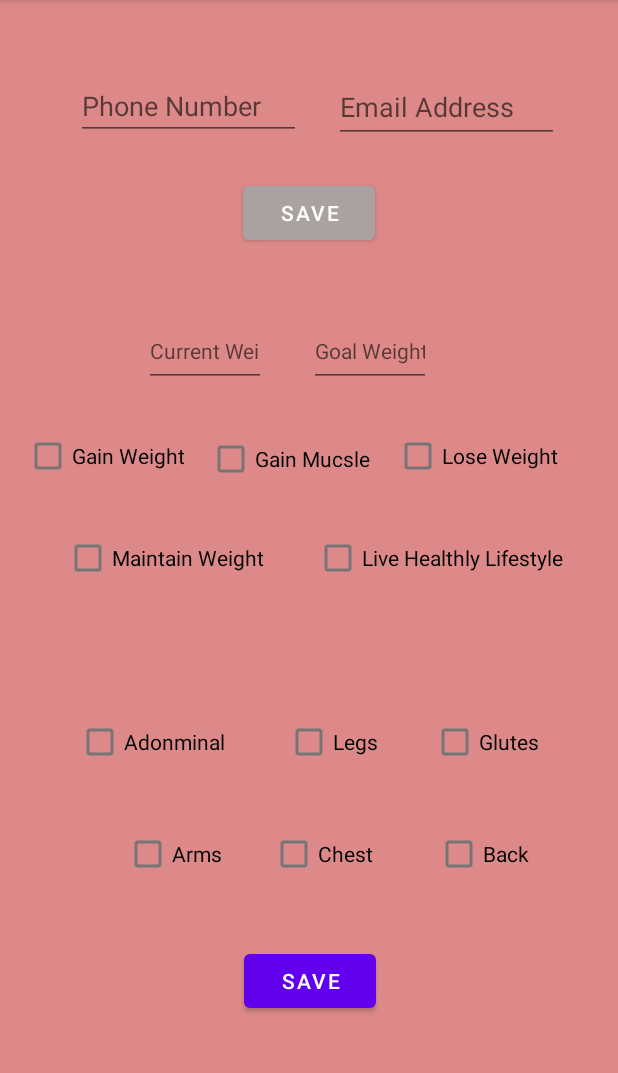
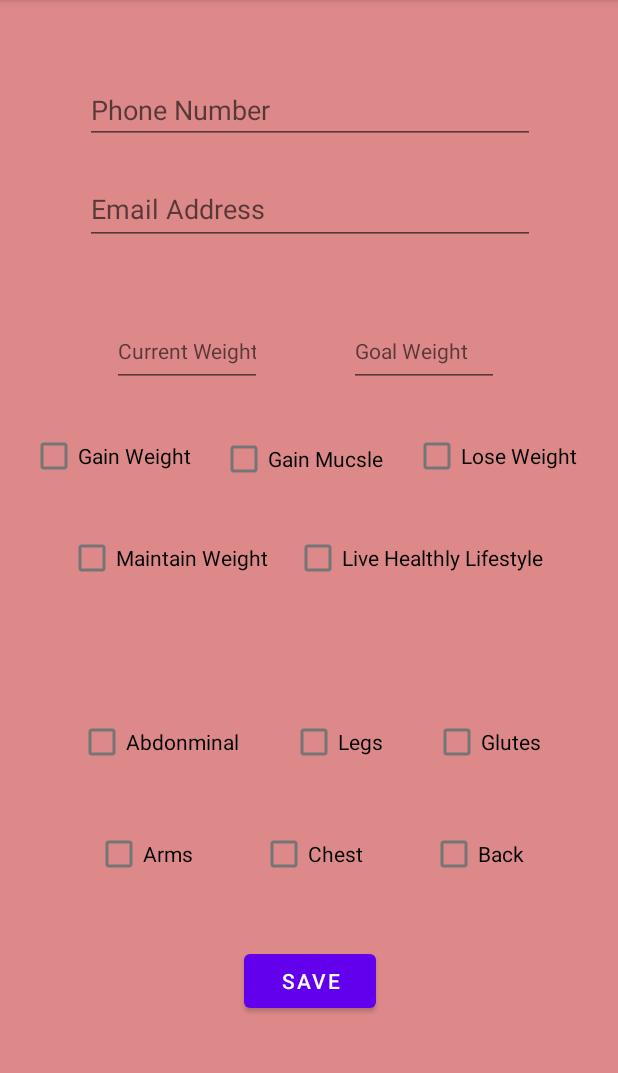
Before and after one commit to Twilli70/GymRat, an Android app: the UserProfileFragment screen opened through its navigation route, on a phone screen of 412 x 824 dp, the part 84-1157 px from its top. Run offline under Robolectric (Android 15) with nearby library versions, the phone set to English and light mode, and no system bars.

Commit message:
Updated User profile UI and functionality. Still need to insert values into Database

```diff
--- a/app/src/main/java/edu/towson/cosc412/martindale/gymrat/fragments/UserProfileFragment.java
+++ b/app/src/main/java/edu/towson/cosc412/martindale/gymrat/fragments/UserProfileFragment.java
@@ -4,18 +4,56 @@ import android.os.Bundle;
 import android.view.LayoutInflater;
 import android.view.View;
 import android.view.ViewGroup;
+import android.widget.Button;
+import android.widget.EditText;
+import android.widget.CheckBox;
 
 import androidx.fragment.app.Fragment;
 
 import edu.towson.cosc412.martindale.gymrat.R;
 
 public class UserProfileFragment extends Fragment {
+
+    EditText phoneNumber, emailAddress, currWeight, goalWeight;
+    Button saveUserProfileButton;
+    CheckBox gainWeight, gainMuscle, loseWeight, maintainWeight, healthyLifestyle, abdominal, legs, glutes, arms, chest, back;
     public UserProfileFragment() {
         super(R.layout.fragment_user_profile);
     }
 
     public View onCreateView(LayoutInflater inflater, ViewGroup container, Bundle savedInstanceState) {
         View view = inflater.inflate(R.layout.fragment_user_profile, container, false);
+
+        //reference layout
+        phoneNumber = view.findViewById(R.id.phone_number);
+        emailAddress = view.findViewById(R.id.email_address);
+        currWeight = view.findViewById(R.id.current_weight);
+        goalWeight = view.findViewById(R.id.goal_weight);
+        saveUserProfileButton = view.findViewById(R.id.saveUserProfileBtn);
+        gainWeight = view.findViewById(R.id.gain_weight);
+        gainMuscle = view.findViewById(R.id.gain_mucsle);
+        loseWeight = view.findViewById(R.id.lose_weight);
+        maintainWeight = view.findViewById(R.id.maintain);
+        healthyLifestyle = view.findViewById(R.id.lifestyle);
+        abdominal = view.findViewById(R.id.abs);
+        legs = view.findViewById(R.id.legs);
+        glutes = view.findViewById(R.id.glutes);
+        arms = view.findViewById(R.id.arms);
+        chest = view.findViewById(R.id.chest);
+        back = view.findViewById(R.id.back);
+
         return view;
     }
+
+    public void onViewCreated(View view, Bundle savedInstanceState) {
+        super.onViewCreated(view, savedInstanceState);
+        //save all content to DB
+        saveUserProfileButton.setOnClickListener((View.OnClickListener)new View.OnClickListener() {
+            public final void onClick(View v) {
+                //TODO: insert functionality to save to database
+                // abdominal.isChecked(); returns a Boolean Value
+                // phoneNumber.getText(); returns an EditText Value
+            }
+        });
+    }
 }
--- a/app/src/main/res/layout/fragment_user_profile.xml
+++ b/app/src/main/res/layout/fragment_user_profile.xml
@@ -15,38 +15,22 @@
         app:layout_constraintStart_toStartOf="parent"
         app:layout_constraintTop_toTopOf="parent">
 
-        <Button
-            android:id="@+id/save_contact"
-            android:layout_width="wrap_content"
-            android:layout_height="wrap_content"
-            android:backgroundTint="#AAA1A1"
-            android:onClick="clickedSettings"
-            android:text="Save"
-            app:layout_constraintBottom_toBottomOf="parent"
-            app:layout_constraintEnd_toEndOf="parent"
-            app:layout_constraintHorizontal_bias="0.498"
-            app:layout_constraintStart_toStartOf="parent"
-            app:layout_constraintTop_toTopOf="parent"
-
-            app:layout_constraintVertical_bias="0.843" />
-
         <EditText
             android:id="@+id/phone_number"
-            android:layout_width="150dp"
+            android:layout_width="300dp"
             android:layout_height="45dp"
-            android:layout_marginStart="32dp"
             android:ems="10"
             android:hint="Phone Number"
             android:inputType="phone"
             android:minHeight="48dp"
-            app:layout_constraintBottom_toBottomOf="parent"
+            app:layout_constraintBottom_toTopOf="@+id/email_address"
+            app:layout_constraintEnd_toEndOf="parent"
             app:layout_constraintStart_toStartOf="parent"
-            app:layout_constraintTop_toTopOf="parent"
-            app:layout_constraintVertical_bias="0.152" />
+            app:layout_constraintTop_toTopOf="parent" />
 
         <EditText
             android:id="@+id/email_address"
-            android:layout_width="150dp"
+            android:layout_width="300dp"
             android:layout_height="wrap_content"
             android:ems="10"
             android:hint="Email Address"
@@ -54,10 +38,8 @@
             android:minHeight="48dp"
             app:layout_constraintBottom_toBottomOf="parent"
             app:layout_constraintEnd_toEndOf="parent"
-            app:layout_constraintHorizontal_bias="0.508"
-            app:layout_constraintStart_toEndOf="@+id/phone_number"
-            app:layout_constraintTop_toTopOf="parent"
-            app:layout_constraintVertical_bias="0.152" />
+            app:layout_constraintStart_toStartOf="parent"
+            app:layout_constraintTop_toBottomOf="@+id/phone_number" />
     </androidx.constraintlayout.widget.ConstraintLayout>
 
     <androidx.constraintlayout.widget.ConstraintLayout
@@ -72,7 +54,7 @@
 
         <EditText
             android:id="@+id/goal_weight"
-            android:layout_width="81dp"
+            android:layout_width="100dp"
             android:layout_height="48dp"
             android:ems="10"
             android:hint="Goal Weight"
@@ -87,14 +69,14 @@
 
         <EditText
             android:id="@+id/current_weight"
-            android:layout_width="81dp"
+            android:layout_width="100dp"
             android:layout_height="48dp"
-            android:layout_marginStart="80dp"
             android:ems="10"
             android:hint="Current Weight"
             android:inputType="number"
             android:textSize="14sp"
             app:layout_constraintBottom_toBottomOf="parent"
+            app:layout_constraintEnd_toStartOf="@+id/goal_weight"
             app:layout_constraintStart_toStartOf="parent"
             app:layout_constraintTop_toTopOf="parent"
             app:layout_constraintVertical_bias="0.079" />
@@ -115,10 +97,10 @@
             android:id="@+id/lose_weight"
             android:layout_width="wrap_content"
             android:layout_height="wrap_content"
-            android:layout_marginEnd="16dp"
             android:text="Lose Weight "
             app:layout_constraintBottom_toBottomOf="parent"
             app:layout_constraintEnd_toEndOf="parent"
+            app:layout_constraintStart_toEndOf="@+id/gain_mucsle"
             app:layout_constraintTop_toTopOf="parent"
             app:layout_constraintVertical_bias="0.425" />
 
@@ -126,12 +108,14 @@
             android:id="@+id/gain_mucsle"
             android:layout_width="wrap_content"
             android:layout_height="wrap_content"
+            android:layout_marginStart="16dp"
             android:layout_marginTop="88dp"
             android:layout_marginEnd="16dp"
             android:layout_marginBottom="66dp"
             android:text="Gain Mucsle"
-            app:layout_constraintBottom_toTopOf="@+id/save_workouts"
+            app:layout_constraintBottom_toTopOf="@+id/saveUserProfileBtn"
             app:layout_constraintEnd_toStartOf="@+id/lose_weight"
+            app:layout_constraintStart_toEndOf="@+id/gain_weight"
             app:layout_constraintTop_toTopOf="parent"
             app:layout_constraintVertical_bias="0.0" />
 
@@ -143,6 +127,7 @@
             android:text="Live Healthly Lifestyle"
             app:layout_constraintBottom_toBottomOf="parent"
             app:layout_constraintEnd_toEndOf="parent"
+            app:layout_constraintStart_toEndOf="@+id/maintain"
             app:layout_constraintTop_toTopOf="parent"
             app:layout_constraintVertical_bias="0.762" />
 
@@ -150,6 +135,7 @@
             android:id="@+id/maintain"
             android:layout_width="wrap_content"
             android:layout_height="wrap_content"
+            android:layout_marginStart="16dp"
             android:text="Maintain Weight "
             app:layout_constraintBottom_toBottomOf="parent"
             app:layout_constraintEnd_toStartOf="@+id/lifestyle"
@@ -171,7 +157,7 @@
         app:layout_constraintVertical_bias="0.0">
 
         <Button
-            android:id="@+id/save_workouts"
+            android:id="@+id/saveUserProfileBtn"
             android:layout_width="wrap_content"
             android:layout_height="wrap_content"
             android:text="Save"
@@ -185,9 +171,9 @@
             android:id="@+id/abs"
             android:layout_width="wrap_content"
             android:layout_height="wrap_content"
-            android:layout_marginStart="32dp"
-            android:text="Adonminal"
+            android:text="Abdonminal"
             app:layout_constraintBottom_toBottomOf="parent"
+            app:layout_constraintEnd_toStartOf="@+id/legs"
             app:layout_constraintStart_toStartOf="parent"
             app:layout_constraintTop_toTopOf="parent"
             app:layout_constraintVertical_bias="0.133" />
@@ -196,9 +182,9 @@
             android:id="@+id/legs"
             android:layout_width="wrap_content"
             android:layout_height="wrap_content"
-            android:layout_marginStart="40dp"
             android:text="Legs"
             app:layout_constraintBottom_toBottomOf="parent"
+            app:layout_constraintEnd_toStartOf="@+id/glutes"
             app:layout_constraintStart_toEndOf="@+id/abs"
             app:layout_constraintTop_toTopOf="parent"
             app:layout_constraintVertical_bias="0.133" />
@@ -218,9 +204,9 @@
             android:id="@+id/arms"
             android:layout_width="wrap_content"
             android:layout_height="wrap_content"
-            android:layout_marginStart="64dp"
             android:text="Arms"
             app:layout_constraintBottom_toBottomOf="parent"
+            app:layout_constraintEnd_toStartOf="@+id/chest"
             app:layout_constraintStart_toStartOf="parent"
             app:layout_constraintTop_toTopOf="parent" />
 
@@ -228,9 +214,9 @@
             android:id="@+id/chest"
             android:layout_width="wrap_content"
             android:layout_height="wrap_content"
-            android:layout_marginStart="32dp"
             android:text="Chest"
             app:layout_constraintBottom_toBottomOf="parent"
+            app:layout_constraintEnd_toStartOf="@+id/back"
             app:layout_constraintStart_toEndOf="@+id/arms"
             app:layout_constraintTop_toTopOf="parent" />
 
```
